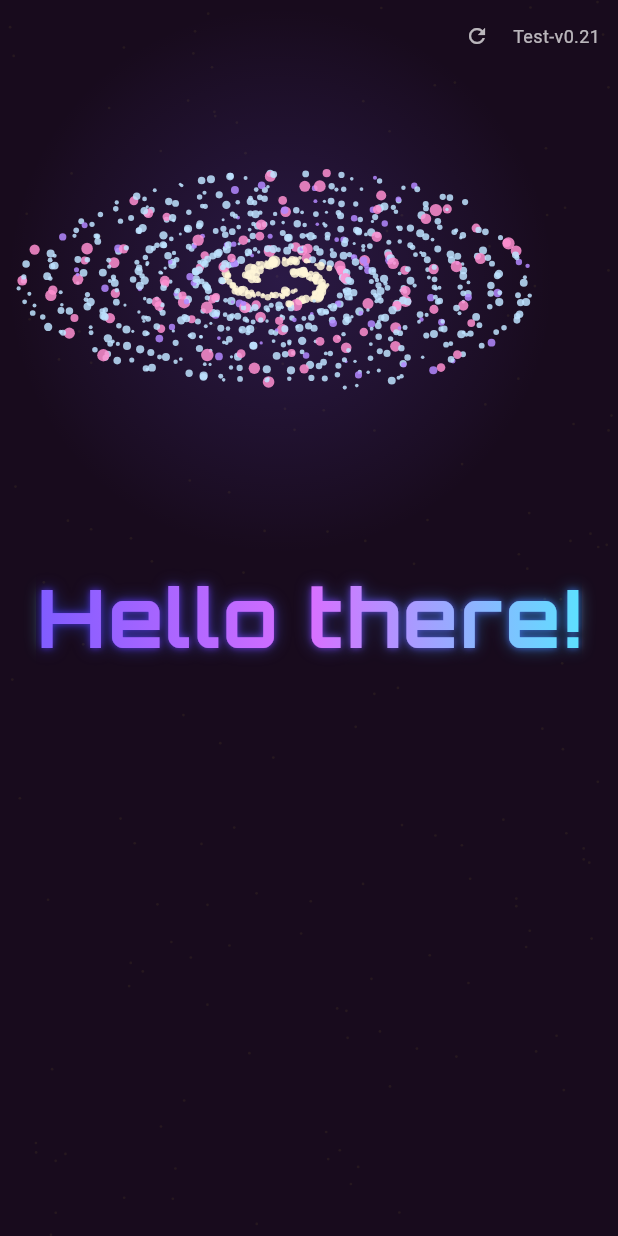
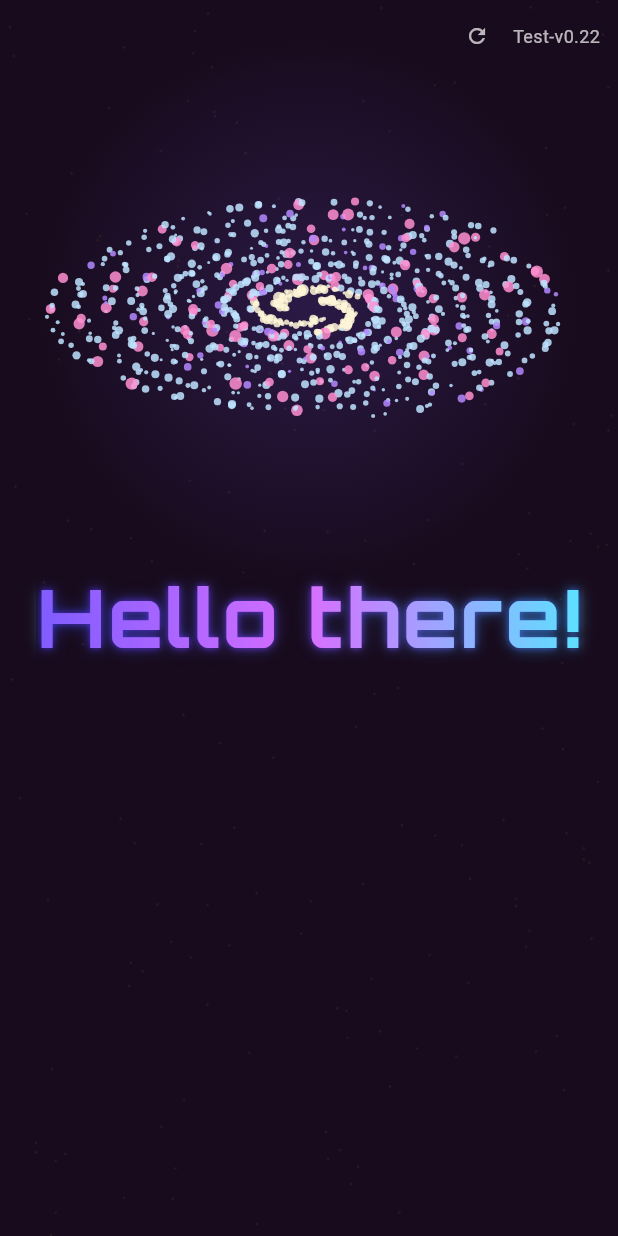
Before and after one commit to Zam-cl/GreetProject, a Flutter app: the screen it shows after launch, on a phone screen of 412 x 824 dp. Run offline on Flutter 3.47's test engine with Material 3 defaults, Android fonts, the phone set to English and light mode, and no system bars; our stand-ins replace google_fonts, web.

Commit message:
Center galaxy in the top half on phone-width screens; bump Test-v0.22 Co-Authored-By: Claude Sonnet 5 <noreply@anthropic.com>

```diff
--- a/lib/main.dart
+++ b/lib/main.dart
@@ -329,7 +329,7 @@ class GreetingPage extends StatefulWidget {
 
 class _GreetingPageState extends State<GreetingPage>
     with SingleTickerProviderStateMixin {
-  static const int editCount = 21;
+  static const int editCount = 22;
 
   late final AnimationController _controller;
   Offset _parallax = Offset.zero;
@@ -352,6 +352,19 @@ class _GreetingPageState extends State<GreetingPage>
       desiredSize,
       max(160.0, min(screenSize.width, screenSize.height) * 0.85),
     );
+
+    // On phone-width screens, park it centered in the top half instead of
+    // randomly in the top-left — there isn't enough width for it to roam.
+    const mobileBreakpoint = 600.0;
+    if (screenSize.width < mobileBreakpoint) {
+      final rect = Rect.fromCenter(
+        center: Offset(screenSize.width / 2, screenSize.height / 4),
+        width: galaxySize,
+        height: galaxySize,
+      );
+      _galaxyRect = rect;
+      return rect;
+    }
 
     final random = Random();
     final maxLeft = max(
```
